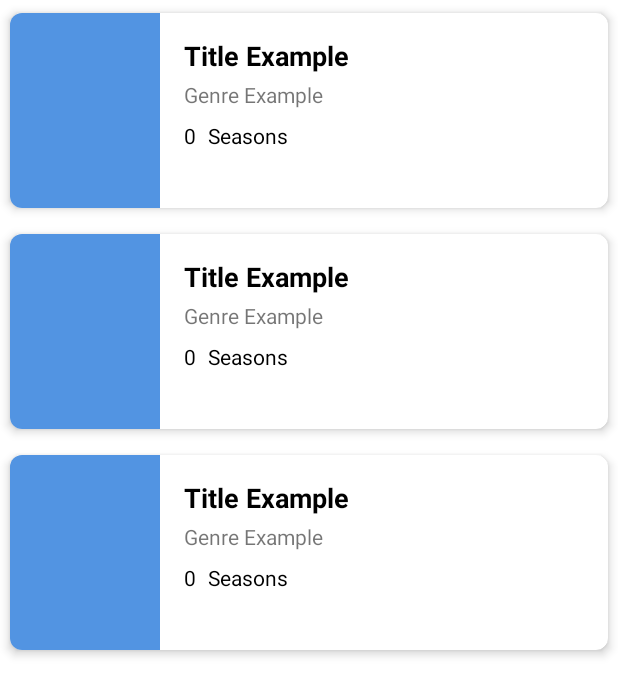
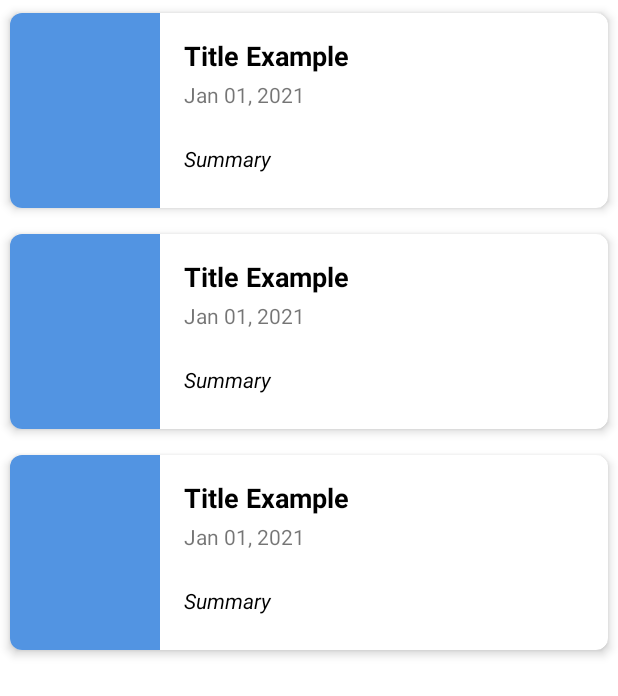
Before and after one commit to ichsanulalifwan/learn-android-jetpack, an Android app: the layout fragment_tv_show.xml on its own in the app's theme, with its tools: preview values and no code run, on a phone screen of 412 x 824 dp. Shown: the top 696 px of the screen. Run offline under Robolectric (Android 15) with nearby library versions, the phone set to English and light mode, and no system bars.

Commit message:
set data for Tv Show list

```diff
--- a/app/src/main/java/com/dicoding/picodiploma/moviecatalogue2/data/MoviesDataSource.kt
+++ b/app/src/main/java/com/dicoding/picodiploma/moviecatalogue2/data/MoviesDataSource.kt
@@ -5,4 +5,6 @@ import androidx.lifecycle.LiveData
 interface MoviesDataSource {
 
     fun getPopularMovie(): LiveData<List<MovieResultsItem>>
+
+    fun getPopularTvShow(): LiveData<List<TvShowResultsItem>>
 }
--- a/app/src/main/java/com/dicoding/picodiploma/moviecatalogue2/data/RemoteDataSource.kt
+++ b/app/src/main/java/com/dicoding/picodiploma/moviecatalogue2/data/RemoteDataSource.kt
@@ -18,7 +18,7 @@ class RemoteDataSource {
             }
     }
 
-    fun getPopularMovies(): Call<MovieResponse> {
-        return ApiConfig.getApiService().getMovie(API_KEY)
-    }
+    fun getPopularMovie(): Call<MovieResponse> = ApiConfig.getApiService().getMovie(API_KEY)
+
+    fun getPopularTvShow(): Call<TvShowResponse> = ApiConfig.getApiService().getTvShow(API_KEY)
 }
--- a/app/src/main/java/com/dicoding/picodiploma/moviecatalogue2/Injection.kt
+++ b/app/src/main/java/com/dicoding/picodiploma/moviecatalogue2/di/Injection.kt
@@ -1,4 +1,4 @@
-package com.dicoding.picodiploma.moviecatalogue2
+package com.dicoding.picodiploma.moviecatalogue2.di
 
 import com.dicoding.picodiploma.moviecatalogue2.data.MoviesRepository
 import com.dicoding.picodiploma.moviecatalogue2.data.RemoteDataSource
--- a/app/src/main/res/layout/fragment_movie.xml
+++ b/app/src/main/res/layout/fragment_movie.xml
@@ -14,7 +14,7 @@
         app:layout_constraintEnd_toEndOf="parent"
         app:layout_constraintStart_toStartOf="parent"
         app:layout_constraintTop_toTopOf="parent"
-        tools:listitem="@layout/item_movie" />
+        tools:listitem="@layout/item_list" />
 
     <ProgressBar
         android:id="@+id/progress_bar"
--- a/app/src/main/res/layout/fragment_tv_show.xml
+++ b/app/src/main/res/layout/fragment_tv_show.xml
@@ -14,7 +14,7 @@
         app:layout_constraintEnd_toEndOf="parent"
         app:layout_constraintStart_toStartOf="parent"
         app:layout_constraintTop_toTopOf="parent"
-        tools:listitem="@layout/item_tvshow" />
+        tools:listitem="@layout/item_list" />
 
     <ProgressBar
         android:id="@+id/progress_bar"
--- a/app/src/main/res/layout/item_movie.xml
+++ b/app/src/main/res/layout/item_list.xml
@@ -45,7 +45,7 @@
             tools:text="@string/title" />
 
         <TextView
-            android:id="@+id/tv_genre"
+            android:id="@+id/tv_relaseDate"
             android:layout_width="0dp"
             android:layout_height="wrap_content"
             android:layout_marginTop="4dp"
@@ -56,21 +56,21 @@
             app:layout_constraintEnd_toEndOf="parent"
             app:layout_constraintStart_toStartOf="@id/tv_title"
             app:layout_constraintTop_toBottomOf="@id/tv_title"
-            tools:text="@string/txt_genre_example" />
+            tools:text="@string/txt_relase_date_example" />
 
         <TextView
-            android:id="@+id/tv_quote"
+            android:id="@+id/tv_summary"
             android:layout_width="0dp"
             android:layout_height="wrap_content"
-            android:layout_marginTop="8dp"
             android:layout_marginEnd="8dp"
             android:gravity="start"
             android:maxLines="2"
             android:textColor="@color/black"
             android:textStyle="italic"
+            app:layout_constraintBottom_toBottomOf="parent"
             app:layout_constraintEnd_toEndOf="parent"
-            app:layout_constraintStart_toStartOf="@id/tv_genre"
-            app:layout_constraintTop_toBottomOf="@id/tv_genre"
-            tools:text="@string/quotes" />
+            app:layout_constraintStart_toStartOf="@id/tv_relaseDate"
+            app:layout_constraintTop_toBottomOf="@id/tv_relaseDate"
+            tools:text="@string/summary" />
     </androidx.constraintlayout.widget.ConstraintLayout>
 </com.google.android.material.card.MaterialCardView>
--- a/app/src/main/res/layout/item_tvshow.xml
+++ /dev/null
@@ -1,80 +0,0 @@
-<?xml version="1.0" encoding="utf-8"?>
-<com.google.android.material.card.MaterialCardView xmlns:android="http://schemas.android.com/apk/res/android"
-    xmlns:app="http://schemas.android.com/apk/res-auto"
-    xmlns:tools="http://schemas.android.com/tools"
-    android:id="@+id/cv_item_list"
-    android:layout_width="match_parent"
-    android:layout_height="wrap_content"
-    android:orientation="vertical"
-    app:cardCornerRadius="8dp"
-    app:cardElevation="4dp"
-    app:cardMaxElevation="4dp"
-    app:cardUseCompatPadding="true">
-
-    <androidx.constraintlayout.widget.ConstraintLayout
-        android:id="@+id/item_container"
-        android:layout_width="match_parent"
-        android:layout_height="wrap_content">
-
-        <ImageView
-            android:id="@+id/img_poster"
-            android:layout_width="100dp"
-            android:layout_height="130dp"
-            android:src="@color/blue"
-            app:layout_constraintBottom_toBottomOf="parent"
-            app:layout_constraintStart_toStartOf="parent"
-            app:layout_constraintTop_toTopOf="parent"
-            tools:ignore="ContentDescription" />
-
-        <TextView
-            android:id="@+id/tv_title"
-            android:layout_width="0dp"
-            android:layout_height="wrap_content"
-            android:layout_marginStart="16dp"
-            android:layout_marginTop="16dp"
-            android:layout_marginEnd="16dp"
-            android:ellipsize="end"
-            android:gravity="start"
-            android:maxLines="2"
-            android:textColor="@color/black"
-            android:textSize="18sp"
-            android:textStyle="bold"
-            app:layout_constraintEnd_toEndOf="parent"
-            app:layout_constraintStart_toEndOf="@id/img_poster"
-            app:layout_constraintTop_toTopOf="parent"
-            tools:text="@string/title" />
-
-        <TextView
-            android:id="@+id/tv_genre"
-            android:layout_width="0dp"
-            android:layout_height="wrap_content"
-            android:layout_marginTop="4dp"
-            android:layout_marginEnd="8dp"
-            android:gravity="start"
-            android:textSize="14sp"
-            app:layout_constraintEnd_toEndOf="parent"
-            app:layout_constraintStart_toStartOf="@id/tv_title"
-            app:layout_constraintTop_toBottomOf="@id/tv_title"
-            tools:text="@string/txt_genre_example" />
-
-        <TextView
-            android:id="@+id/number_of_season"
-            android:layout_width="wrap_content"
-            android:layout_height="wrap_content"
-            android:layout_marginTop="8dp"
-            android:textColor="@color/black"
-            app:layout_constraintStart_toStartOf="@id/tv_genre"
-            app:layout_constraintTop_toBottomOf="@id/tv_genre"
-            tools:text="@string/season_example" />
-
-        <TextView
-            android:id="@+id/season"
-            android:layout_width="wrap_content"
-            android:layout_height="wrap_content"
-            android:layout_marginStart="8dp"
-            android:text="@string/season_text"
-            android:textColor="@color/black"
-            app:layout_constraintStart_toEndOf="@id/number_of_season"
-            app:layout_constraintTop_toTopOf="@id/number_of_season" />
-    </androidx.constraintlayout.widget.ConstraintLayout>
-</com.google.android.material.card.MaterialCardView>
--- a/app/src/main/res/values/strings.xml
+++ b/app/src/main/res/values/strings.xml
@@ -1,8 +1,8 @@
 <resources>
     <string name="app_name">Movie Catalogue 2</string>
     <string name="title">Title Example</string>
-    <string name="txt_genre_example">Genre Example</string>
-    <string name="quotes">Quotes</string>
+    <string name="txt_relase_date_example">Jan 01, 2021</string>
+    <string name="summary">Summary</string>
     <string name="season_example">0</string>
     <string name="season_text">Seasons</string>
     <string name="tab_text_movies">Movies</string>
```
Also changed, not shown: app/src/main/java/com/dicoding/picodiploma/moviecatalogue2/data/MoviesRepository.kt (+19 -1 lines), app/src/main/java/com/dicoding/picodiploma/moviecatalogue2/ui/movie/MovieAdapter.kt (+8 -8 lines), app/src/main/java/com/dicoding/picodiploma/moviecatalogue2/ui/tvshow/TvShowAdapter.kt (+9 -7 lines), app/src/main/java/com/dicoding/picodiploma/moviecatalogue2/ui/tvshow/TvShowFragment.kt (+11 -11 lines), app/src/main/java/com/dicoding/picodiploma/moviecatalogue2/ui/tvshow/TvShowViewModel.kt (+3 -40 lines), app/src/main/java/com/dicoding/picodiploma/moviecatalogue2/viewmodel/ViewModelFactory.kt (+8 -3 lines).
